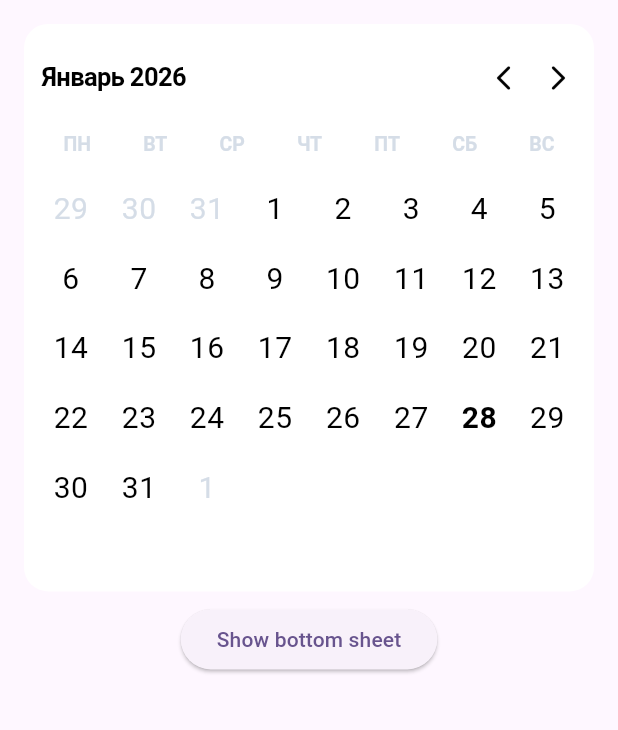
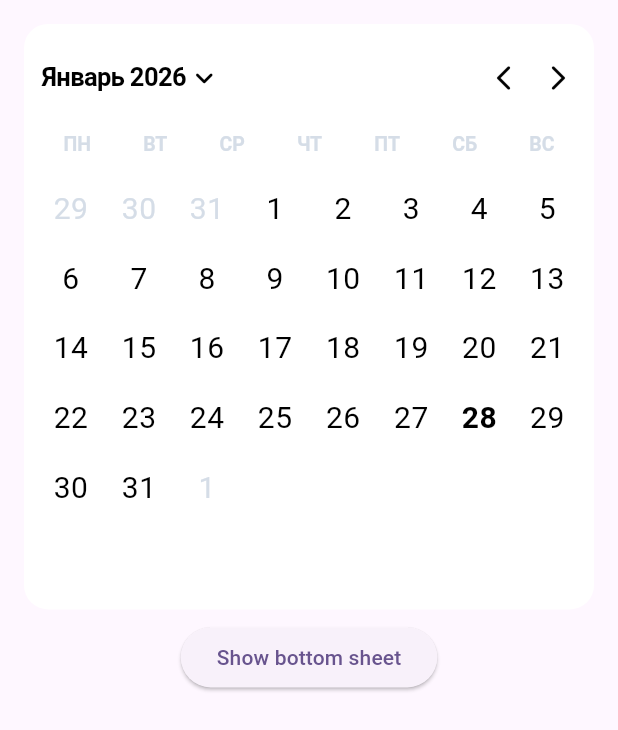
Before and after one commit to AppCraftTeam/appcraft-ui-calendar-flutter, a Flutter app: the screen it shows after launch, on a phone screen of 412 x 824 dp. Shown: the top 730 px of the screen. Run offline on Flutter 3.47's test engine with Material 3 defaults, Android fonts, the phone set to English and light mode, and no system bars.

```diff
--- a/example/lib/domain/domain.dart
+++ b/example/lib/domain/domain.dart
@@ -1,2 +1,3 @@
 export 'src/ac_date_format.dart';
 export 'src/ac_date_range.dart';
+export 'src/ac_date_select_range.dart';
--- a/example/lib/domain/src/ac_date_format.dart
+++ b/example/lib/domain/src/ac_date_format.dart
@@ -1,5 +1,5 @@
 import 'package:intl/intl.dart';
-
+// TODO: Add to extension
 class ACDateFormat extends DateFormat {
 
   ACDateFormat.weekday([
--- a/example/lib/domain/src/ac_date_range.dart
+++ b/example/lib/domain/src/ac_date_range.dart
@@ -6,4 +6,7 @@ class ACDateRange {
 
   final DateTime min;
   final DateTime max;
+
+  @override
+  String toString() => 'ACDateSelectRange(min: $min, max: $max)';
 }
--- /dev/null
+++ b/example/lib/domain/src/ac_date_select_range.dart
@@ -0,0 +1,31 @@
+class ACDateSelectRange {
+  const ACDateSelectRange({
+    DateTime? start,
+    DateTime? end,
+  }) :
+    start = start ?? end,
+    end = start != null ? end : null;
+
+  const ACDateSelectRange._({
+    this.start,
+    this.end,
+  });
+
+  final DateTime? start;
+  final DateTime? end;
+
+  DateTime? get single => start ?? end;
+
+  bool get isEmpty => single == null;
+
+  ACDateSelectRange copyWith({
+    DateTime? start,
+    DateTime? end
+  }) => ACDateSelectRange._(
+    start: start ?? this.start,
+    end: end ?? this.end
+  );
+
+  @override
+  String toString() => 'ACDateSelectRange(start: $start, end: $end)';
+}
--- a/example/lib/main.dart
+++ b/example/lib/main.dart
@@ -60,16 +60,21 @@ final class MainPage extends StatelessWidget {
             children: [
               ACCalendarCard(
                 range: range,
-                // selectController: ACCalendarMultiSelectController(
+                selectController: ACCalendarMultiSelectController(
+                  onChanged: (selected) {
+                    print('!!! $selected');
+                  },
+                ),
+                // selectController: ACCalendarSingleSelectController(
                 //   onChanged: (selected) {
                 //     print('!!! $selected');
                 //   },
                 // ),
-                selectController: ACCalendarSingleSelectController(
-                  onChanged: (selected) {
-                    print('!!! $selected');
-                  },
-                ),
+                // selectController: ACCalendarRangeSelectController(
+                  // onChanged: (selected) {
+                  //   print('!!! $selected');
+                  // },
+                // ),
               ),
 
               ElevatedButton(
--- a/example/lib/presentation/src/screens/src/ac_calendar_horizontal_sheet.dart
+++ b/example/lib/presentation/src/screens/src/ac_calendar_horizontal_sheet.dart
@@ -2,7 +2,7 @@ import 'package:flutter/material.dart';
 
 import '../../../../domain/domain.dart';
 import '../../../presentation.dart';
-
+// TODO: Clear
 class ACCalendarHorizontalSheet extends StatelessWidget {
   const ACCalendarHorizontalSheet({
     required this.range,
@@ -32,8 +32,8 @@ class ACCalendarHorizontalSheet extends StatelessWidget {
   ) => showModalBottomSheet<void>(
       context: context,
       isScrollControlled: true,
-      isDismissible: true,
-      enableDrag: true,
+      // isDismissible: true,
+      // enableDrag: true,
       backgroundColor: backgroundColor,
       builder: (context) => ACCalendarHorizontalSheet(
         range: range,
--- a/example/lib/presentation/src/widgets/src/ac_calendar_horizontal_header.dart
+++ b/example/lib/presentation/src/widgets/src/ac_calendar_horizontal_header.dart
@@ -3,8 +3,8 @@ import 'package:flutter/material.dart';
 import '../../../../domain/domain.dart';
 import '../../../../utils/utils.dart';
 import '../../../presentation.dart';
-// TODO: Добавить стрелку справа от title, добавить анимацию вращения
-class ACCalendarHorizontalHeader extends StatelessWidget {
+
+class ACCalendarHorizontalHeader extends StatelessWidget implements PreferredSizeWidget {
   const ACCalendarHorizontalHeader({
     required this.monthDate,
     this.monthPickerShow = false,
@@ -13,6 +13,7 @@ class ACCalendarHorizontalHeader extends StatelessWidget {
     this.onPrevious,
     this.onNext,
     this.onMonthTap,
+    this.arrowRoateDuration,
     super.key
   });
 
@@ -22,16 +23,19 @@ class ACCalendarHorizontalHeader extends StatelessWidget {
   final ACCalendarHeaderThemeData? theme;
   final VoidCallback? onNext;
   final VoidCallback? onPrevious;
+  final Duration? arrowRoateDuration;
   final void Function()? onMonthTap;
 
-  static const height = 40.0;
+  @override
+  Size get preferredSize => const Size.fromHeight(40);
 
   @override
   Widget build(BuildContext context) {
     final theme = this.theme ?? ACCalendarTheme.of(context).calendarHeaderTheme;
     final locale = this.locale ?? Localizations.maybeLocaleOf(context)?.toLanguageTag();
+    final arrowRoateDuration = this.arrowRoateDuration ?? const Duration(milliseconds: 300);
 
-    Widget arrow(
+    Widget navigateArrowButton(
       IconData icon,
       { VoidCallback? onPressed }
     ) => SizedBox.square(
@@ -46,12 +50,14 @@ class ACCalendarHorizontalHeader extends StatelessWidget {
     );
 
     return SizedBox(
-      height: height,
+      height: preferredSize.height,
       child: Row(
         children: [
           GestureDetector(
             onTap: onMonthTap,
-            child: Text(
+            child: Row(
+              children: [
+                Text(
                   ACDateFormat
                     .monthYear(locale)
                     .format(monthDate)
@@ -60,19 +66,31 @@ class ACCalendarHorizontalHeader extends StatelessWidget {
                     color: theme.primaryColor
                   )
                 ),
+
+                AnimatedRotation(
+                  turns: monthPickerShow ? -.25 : 0,
+                  duration: arrowRoateDuration,
+                  child: Icon(
+                    Icons.keyboard_arrow_down_rounded,
+                    size: 24,
+                    color: theme.primaryColor,
+                  ),
+                )
+              ],
+            ),
           ),
 
           const Spacer(),
 
           if (!monthPickerShow)...[
-            arrow(
+            navigateArrowButton(
               Icons.arrow_back_ios_rounded,
               onPressed: onPrevious
             ),
 
             const SizedBox(width: 12),
 
-            arrow(
+            navigateArrowButton(
               Icons.arrow_forward_ios_rounded,
               onPressed: onNext
             )
@@ -81,5 +99,4 @@ class ACCalendarHorizontalHeader extends StatelessWidget {
       ),
     );
   }
-
 }
--- a/example/lib/presentation/src/widgets/src/ac_calendar_horizontal_widget.dart
+++ b/example/lib/presentation/src/widgets/src/ac_calendar_horizontal_widget.dart
@@ -3,7 +3,7 @@ import 'package:flutter/material.dart';
 import '../../../../data/src/ac_calendar_repository.dart';
 import '../../../../domain/src/ac_date_range.dart';
 import '../../../presentation.dart';
-// TODO: Добавить анимацию появления пикера
+// TODO: Придумать, как логичнее получать высоту календаря
 class ACCalendarHorizontalWidget extends StatefulWidget {
   const ACCalendarHorizontalWidget({
     required this.range,
@@ -28,10 +28,13 @@ class _ACCalendarHorizontalWidgetState extends State<ACCalendarHorizontalWidget>
   final _pagerController = ACPagerController<DateTime>();
   final _calendarRepository = const ACCalendarRepository();
 
+  final _spacing = 12.0;
+
+  final _monthPickerKey = const ValueKey('monthPicker');
+  final _calendarKey = const ValueKey('calendar');
+
   var _monthDate = DateTime.now();
   var _monthPickerShow = false;
-
-  final _spacing = 12.0;
 
   @override
   void initState() {
@@ -56,6 +59,8 @@ class _ACCalendarHorizontalWidgetState extends State<ACCalendarHorizontalWidget>
     LayoutBuilder(
       builder: (context, constraints) {
         Widget monthPicker() => ACMonthPicker(
+          key: _monthPickerKey,
+          initialDate: _monthDate,
           range: widget.range,
           theme: widget.theme,
           locale: widget.locale,
@@ -88,6 +93,22 @@ class _ACCalendarHorizontalWidgetState extends State<ACCalendarHorizontalWidget>
             )
           );
 
+        Widget calendar() => Column(
+          key: _calendarKey,
+          spacing: _spacing,
+          children: [
+            ACWeekWidget(
+              weekStart: widget.weekStart,
+              locale: widget.locale,
+              theme: widget.theme?.weekTheme
+            ),
+
+            Expanded(
+              child: monthPager()
+            )
+          ],
+        );
+
         return Column(
           spacing: _spacing,
           children: [
@@ -108,23 +129,20 @@ class _ACCalendarHorizontalWidgetState extends State<ACCalendarHorizontalWidget>
             ),
 
             SizedBox(
-              height: ACMonthWidget.calculateHeight(constraints.maxWidth) + ACWeekWidget.height,
-              child: _monthPickerShow ?
-                monthPicker() :
-                Column(
-                  spacing: _spacing,
-                  children: [
-                    ACWeekWidget(
-                      weekStart: widget.weekStart,
-                      locale: widget.locale,
-                      theme: widget.theme?.weekTheme
-                    ),
-
-                    Expanded(
-                      child: monthPager()
-                    )
-                  ],
-                )
+              // TODO: Set ACWeekWidget height
+              height: ACMonthWidget.calculateHeight(constraints.maxWidth) + 24 + _spacing,
+              child: AnimatedSwitcher(
+                duration: const Duration(milliseconds: 300),
+                switchInCurve: Curves.easeInOut,
+                switchOutCurve: Curves.easeInOut,
+                transitionBuilder: (child, animation) => FadeTransition(
+                  opacity: animation,
+                  child: child,
+                ),
+                child: _monthPickerShow ?
+                  monthPicker() :
+                  calendar()
+              )
             )
           ],
         );
--- a/example/lib/presentation/src/widgets/src/ac_week_widget.dart
+++ b/example/lib/presentation/src/widgets/src/ac_week_widget.dart
@@ -4,7 +4,7 @@ import '../../../../data/data.dart';
 import '../../../../domain/domain.dart';
 import '../../../presentation.dart';
 
-class ACWeekWidget extends StatelessWidget {
+class ACWeekWidget extends StatelessWidget implements PreferredSizeWidget {
   const ACWeekWidget({
     this.weekStart,
     this.locale,
@@ -16,7 +16,8 @@ class ACWeekWidget extends StatelessWidget {
   final String? locale;
   final ACWeekThemeData? theme;
 
-  static const height = 24.0;
+  @override
+  Size get preferredSize => const Size.fromHeight(24);
 
   @override
   Widget build(BuildContext context) {
@@ -28,7 +29,7 @@ class ACWeekWidget extends StatelessWidget {
     );
 
     return SizedBox(
-      height: height,
+      height: preferredSize.height,
       child: Row(
         spacing: 6,
         mainAxisAlignment: MainAxisAlignment.spaceAround,
```
Also changed, not shown: example/lib/presentation/src/ac_calendar_select_controller.dart (+128 -7 lines), example/lib/presentation/src/widgets/src/ac_month_widget.dart (+0 -15 lines). Lines whose indentation alone changed are shown as unchanged.
